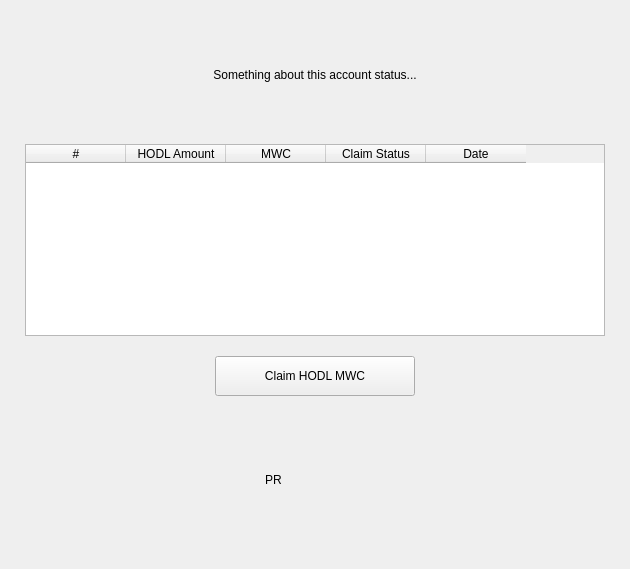
The window that windows/h_hodlclaim_w.ui (0xkobe/mwc-wallet) describes before a commit, drawn with Qt 5.
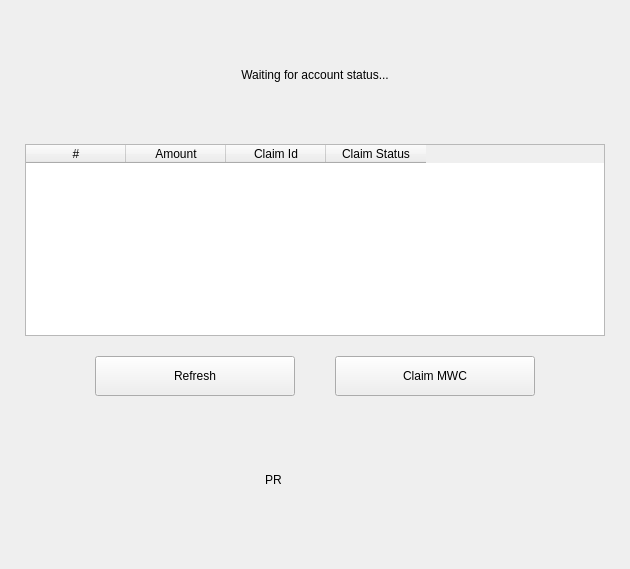
The same window after the commit. Custom widgets are drawn as their Qt base class.

Diff of the .ui file:
```diff
--- a/windows/h_hodlclaim_w.ui
+++ b/windows/h_hodlclaim_w.ui
@@ -45,7 +45,7 @@
    <item>
     <widget class="control::MwcLabelNormal" name="accountStatus">
      <property name="text">
-      <string>Something about this account status...</string>
+      <string>Waiting for account status...</string>
      </property>
      <property name="alignment">
       <set>Qt::AlignCenter</set>
@@ -83,12 +83,12 @@
      </column>
      <column>
       <property name="text">
-       <string>HODL Amount</string>
+       <string>Amount</string>
       </property>
      </column>
      <column>
       <property name="text">
-       <string>MWC</string>
+       <string>Claim Id</string>
       </property>
      </column>
      <column>
@@ -96,15 +96,13 @@
        <string>Claim Status</string>
       </property>
      </column>
-     <column>
-      <property name="text">
-       <string>Date</string>
-      </property>
-     </column>
     </widget>
    </item>
    <item>
     <layout class="QHBoxLayout" name="horizontalLayout">
+     <property name="spacing">
+      <number>40</number>
+     </property>
      <item>
       <spacer name="horizontalSpacer">
        <property name="orientation">
@@ -118,6 +116,25 @@
        </property>
       </spacer>
      </item>
+     <item>
+      <widget class="control::MwcPushButtonNormal" name="refreshButton">
+       <property name="minimumSize">
+        <size>
+         <width>200</width>
+         <height>40</height>
+        </size>
+       </property>
+       <property name="maximumSize">
+        <size>
+         <width>200</width>
+         <height>40</height>
+        </size>
+       </property>
+       <property name="text">
+        <string>Refresh</string>
+       </property>
+      </widget>
+     </item>
      <item>
       <widget class="control::MwcPushButtonNormal" name="claimMwcButton">
        <property name="minimumSize">
@@ -136,7 +153,7 @@
         <string>Open Sign Up page in your browser</string>
        </property>
        <property name="text">
-        <string>Claim HODL MWC</string>
+        <string>Claim MWC</string>
        </property>
       </widget>
      </item>
@@ -281,16 +298,16 @@
    <extends>QPushButton</extends>
    <header>control/MwcPushButton.h</header>
   </customwidget>
-  <customwidget>
-   <class>control::MwcLabelNormal</class>
-   <extends>QLabel</extends>
-   <header>control/MwcLabel.h</header>
-  </customwidget>
   <customwidget>
    <class>control::MwcLabelProgress</class>
    <extends>QLabel</extends>
    <header>control/MwcLabelProgress.h</header>
   </customwidget>
+  <customwidget>
+   <class>control::MwcLabelNormal</class>
+   <extends>QLabel</extends>
+   <header>control/MwcLabel.h</header>
+  </customwidget>
   <customwidget>
    <class>ListWithColumns</class>
    <extends>QTableWidget</extends>
```
